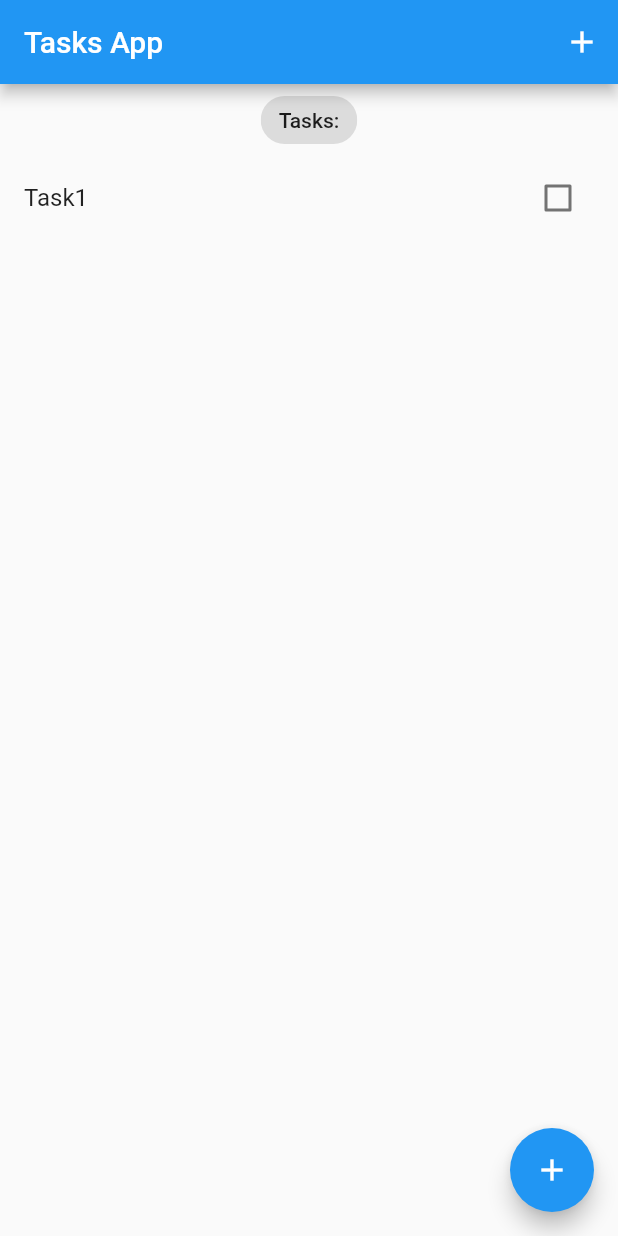
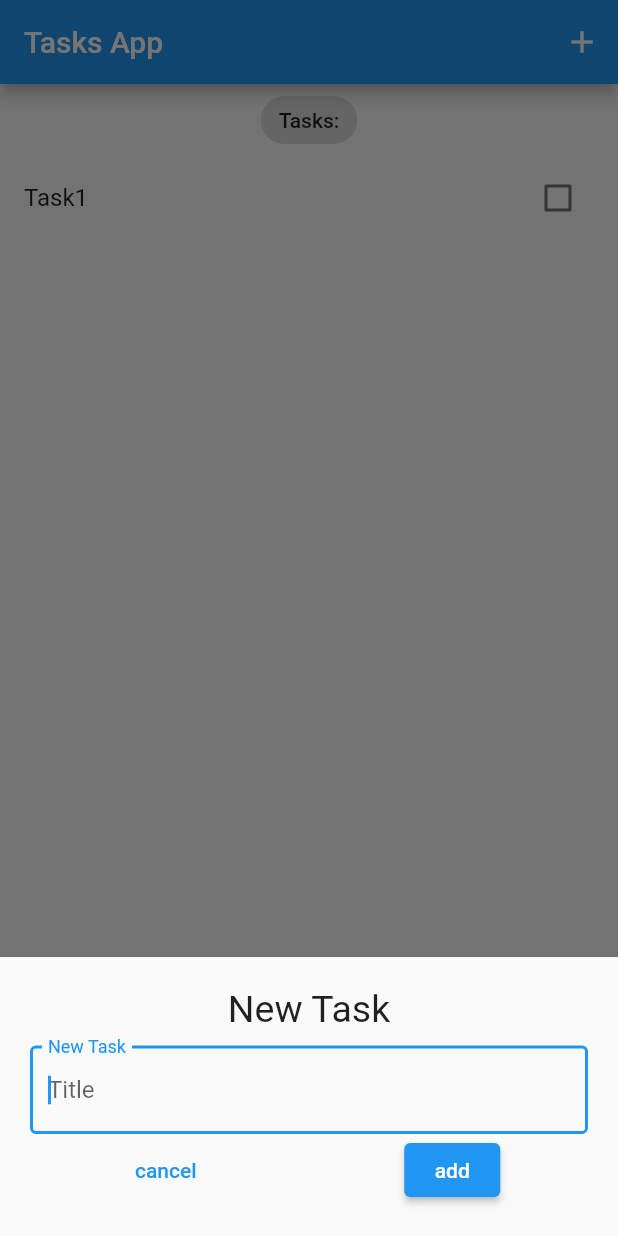
Before and after one commit to Anastasia9595/to-do-app, a Flutter app: the screen it shows after launch, after a tap on the "add" icon, on a phone screen of 412 x 824 dp. Run offline on Flutter 3.47's test engine with Material 2 defaults, Android fonts, the phone set to English and light mode, and no system bars; our stand-ins replace bloc, equatable, flutter_bloc.

Commit message:
add update function

```diff
--- a/to_do_app/lib/blocs/bloc/tasks_bloc.dart
+++ b/to_do_app/lib/blocs/bloc/tasks_bloc.dart
@@ -22,12 +22,16 @@ class TasksBloc extends Bloc<TasksEvent, TasksState> {
   }
 
   void _onUpdateTask(UpdateTask event, Emitter<TasksState> emit) {
-    // final state = this.state;
-    // emit(TasksState(
-    //   alltasks: List.from(state.alltasks)
-    //     ..removeWhere((task) => task.title == event.task.title)
-    //     ..add(event.task),
-    // ));
+    final state = this.state;
+    final task = event.task;
+    final index = state.alltasks.indexOf(task);
+    List<Task> allTasks = List.from(state.alltasks)..remove(task);
+    task.isDone == false
+        ? allTasks.insert(index, task.copyWith(isDone: true))
+        : allTasks.insert(index, task.copyWith(isDone: false));
+    emit(TasksState(
+      alltasks: allTasks,
+    ));
   }
 
   void _onDeleteTask(DeleteTask event, Emitter<TasksState> emit) {
--- a/to_do_app/lib/main.dart
+++ b/to_do_app/lib/main.dart
@@ -26,7 +26,7 @@ class MyApp extends StatelessWidget {
         theme: ThemeData(
           primarySwatch: Colors.blue,
         ),
-        home: TasksScreen(),
+        home: const TasksScreen(),
       ),
     );
   }
--- a/to_do_app/lib/screens/add_task_screen.dart
+++ b/to_do_app/lib/screens/add_task_screen.dart
@@ -6,13 +6,11 @@ import '../models/task.dart';
 class AddTaskScreen extends StatelessWidget {
   const AddTaskScreen({
     Key? key,
-    required this.titleController,
   }) : super(key: key);
-
-  final TextEditingController titleController;
 
   @override
   Widget build(BuildContext context) {
+    TextEditingController titleController = TextEditingController();
     return Container(
       padding: const EdgeInsets.all(20),
       child: Column(
--- a/to_do_app/lib/screens/tasks_screen.dart
+++ b/to_do_app/lib/screens/tasks_screen.dart
@@ -5,11 +5,14 @@ import '../models/task.dart';
 import 'add_task_screen.dart';
 import 'widgets/tasks_list.dart';
 
-class TasksScreen extends StatelessWidget {
-  TasksScreen({Key? key}) : super(key: key);
+class TasksScreen extends StatefulWidget {
+  const TasksScreen({Key? key}) : super(key: key);
 
-  TextEditingController titleController = TextEditingController();
+  @override
+  State<TasksScreen> createState() => _TasksScreenState();
+}
 
+class _TasksScreenState extends State<TasksScreen> {
   void _addTask(BuildContext context) {
     showModalBottomSheet(
       isDismissible: false,
@@ -17,7 +20,7 @@ class TasksScreen extends StatelessWidget {
       builder: (context) => SingleChildScrollView(
         child: Container(
           padding: EdgeInsets.only(bottom: MediaQuery.of(context).viewInsets.bottom),
-          child: AddTaskScreen(titleController: titleController),
+          child: const AddTaskScreen(),
         ),
       ),
     );
@@ -33,7 +36,7 @@ class TasksScreen extends StatelessWidget {
             title: const Text('Tasks App'),
             actions: [
               IconButton(
-                onPressed: () {},
+                onPressed: () => _addTask(context),
                 icon: const Icon(Icons.add),
               )
             ],
--- a/to_do_app/lib/screens/widgets/tasks_list.dart
+++ b/to_do_app/lib/screens/widgets/tasks_list.dart
@@ -1,4 +1,5 @@
 import 'package:flutter/material.dart';
+import 'package:to_do_app/blocs/bloc_exports.dart';
 
 import '../../models/task.dart';
 
@@ -21,7 +22,9 @@ class TasksList extends StatelessWidget {
               title: Text(task.title),
               trailing: Checkbox(
                 value: task.isDone,
-                onChanged: (value) {},
+                onChanged: (value) {
+                  context.read<TasksBloc>().add(UpdateTask(task: task));
+                },
               ),
             );
           }),
```
